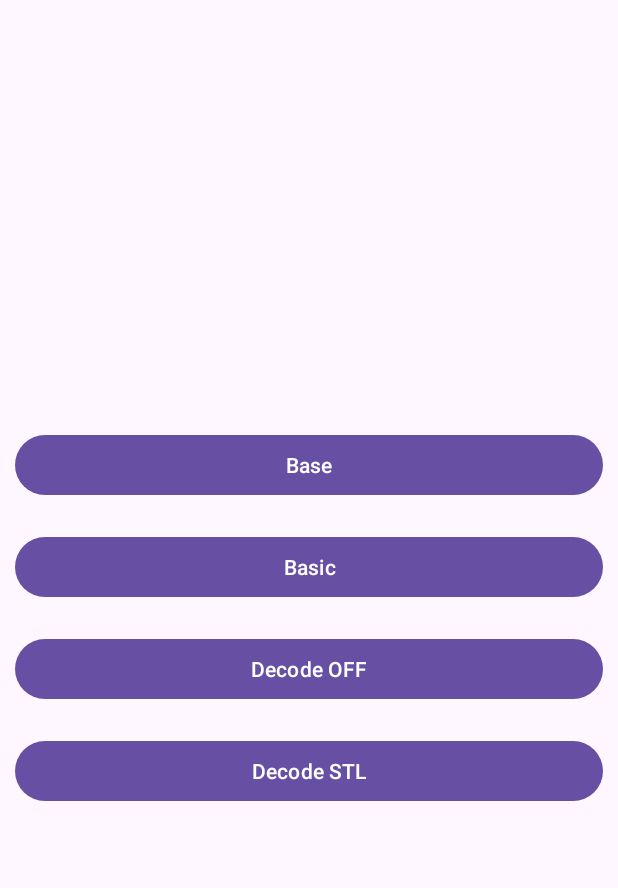
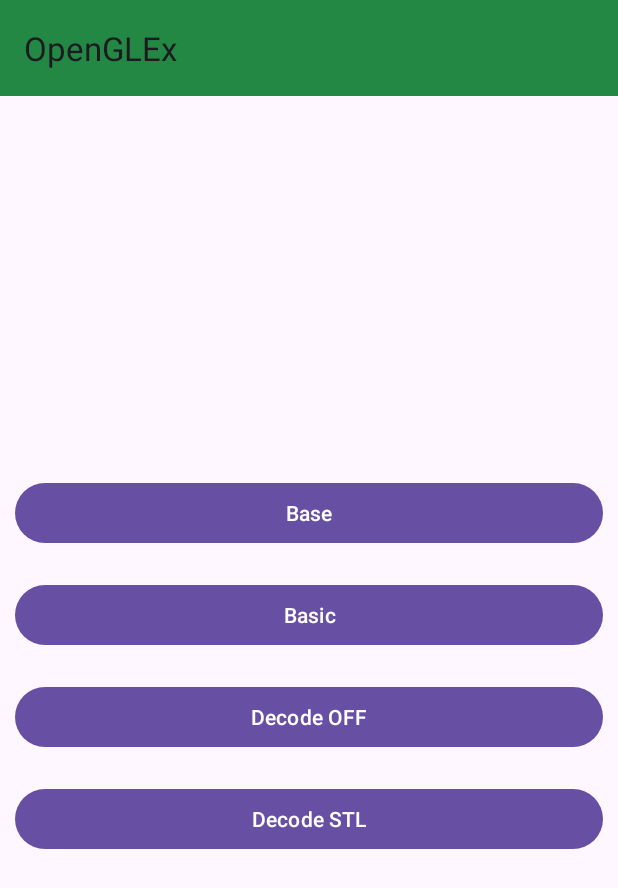
Before and after one commit to yeuchi/OpenGLEx, an Android app: the screen it shows after launch (MainActivity), on a phone screen of 412 x 824 dp. Shown: the top 888 px of the screen. Run offline under Robolectric (Android 15) with nearby library versions, the phone set to English and light mode, and no system bars; our stand-ins replace data binding.

```diff
--- a/app/build.gradle.kts
+++ b/app/build.gradle.kts
@@ -43,6 +43,13 @@ android {
 
 dependencies {
 
+    implementation(libs.androidx.lifecycle.runtime.ktx)
+    implementation("androidx.lifecycle:lifecycle-livedata-ktx:2.8.1")
+    implementation("androidx.lifecycle:lifecycle-viewmodel-ktx:2.2.0")
+    implementation("com.google.android.material:material:1.3.0-alpha02")
+    implementation("androidx.activity:activity-ktx:1.9.0")
+    implementation(libs.androidx.navigation.ui.ktx)
+
     implementation(libs.androidx.core.ktx)
     implementation(libs.androidx.appcompat)
     implementation(libs.material)
--- a/app/src/main/java/com/ctyeung/openglex/MainActivity.kt
+++ b/app/src/main/java/com/ctyeung/openglex/MainActivity.kt
@@ -7,13 +7,18 @@ import androidx.activity.enableEdgeToEdge
 import androidx.appcompat.app.AppCompatActivity
 import androidx.core.view.ViewCompat
 import androidx.core.view.WindowInsetsCompat
+import androidx.databinding.DataBindingUtil
 import com.ctyeung.openglex.base.BaseActivity
 import com.ctyeung.openglex.basic.BasicActivity
+import com.ctyeung.openglex.databinding.ActivityMainBinding
 
 class MainActivity : AppCompatActivity() {
+    private lateinit var binding: ActivityMainBinding
+
     override fun onCreate(savedInstanceState: Bundle?) {
         super.onCreate(savedInstanceState)
-        setContentView(R.layout.activity_main)
+        binding = DataBindingUtil.setContentView(this, R.layout.activity_main)
+        setSupportActionBar(binding.toolbar)
 
         findViewById<Button>(R.id.btn_basic)?.apply {
             setOnClickListener {
--- a/app/src/main/res/layout/activity_base.xml
+++ b/app/src/main/res/layout/activity_base.xml
@@ -13,6 +13,7 @@
             android:layout_width="match_parent"
             android:layout_height="wrap_content"
             android:fitsSystemWindows="true"
+            android:background="@color/green"
             app:layout_constraintTop_toTopOf="parent">
 
             <com.google.android.material.appbar.MaterialToolbar
--- a/app/src/main/res/layout/activity_basic.xml
+++ b/app/src/main/res/layout/activity_basic.xml
@@ -13,6 +13,7 @@
             android:layout_width="match_parent"
             android:layout_height="wrap_content"
             android:fitsSystemWindows="true"
+            android:background="@color/green"
             app:layout_constraintTop_toTopOf="parent">
 
             <com.google.android.material.appbar.MaterialToolbar
--- a/app/src/main/res/layout/activity_main.xml
+++ b/app/src/main/res/layout/activity_main.xml
@@ -1,13 +1,38 @@
 <?xml version="1.0" encoding="utf-8"?>
-<androidx.appcompat.widget.LinearLayoutCompat xmlns:android="http://schemas.android.com/apk/res/android"
+<layout xmlns:android="http://schemas.android.com/apk/res/android"
     xmlns:app="http://schemas.android.com/apk/res-auto"
-    xmlns:tools="http://schemas.android.com/tools"
+    xmlns:tools="http://schemas.android.com/tools">
+
+<androidx.constraintlayout.widget.ConstraintLayout
     android:layout_width="match_parent"
     android:layout_height="match_parent"
-    android:orientation="vertical"
-    android:layout_gravity="center"
-    android:gravity="center"
+    android:fitsSystemWindows="true"
     tools:context=".MainActivity">
+
+    <com.google.android.material.appbar.AppBarLayout
+        android:id="@+id/app_bar"
+        android:layout_width="match_parent"
+        android:layout_height="wrap_content"
+        android:background="@color/green"
+        app:layout_constraintTop_toTopOf="parent"
+        android:fitsSystemWindows="true">
+
+        <com.google.android.material.appbar.MaterialToolbar
+            android:id="@+id/toolbar"
+            app:title="@string/app_name"
+            android:layout_width="match_parent"
+            android:layout_height="?attr/actionBarSize" />
+
+    </com.google.android.material.appbar.AppBarLayout>
+
+    <LinearLayout
+        android:layout_width="match_parent"
+        android:layout_height="wrap_content"
+        android:orientation="vertical"
+        android:gravity="center"
+        app:layout_constraintTop_toBottomOf="@+id/app_bar"
+        app:layout_constraintBottom_toBottomOf="parent">
+
 
     <Button
         android:layout_width="match_parent"
@@ -36,5 +61,8 @@
         android:id="@+id/btn_stl"
         android:layout_margin="10dp"
         android:text="Decode STL"/>
+    </LinearLayout>
 
-</androidx.appcompat.widget.LinearLayoutCompat>
+
+</androidx.constraintlayout.widget.ConstraintLayout>
+</layout>
--- a/app/src/main/res/layout/activity_offactivity.xml
+++ b/app/src/main/res/layout/activity_offactivity.xml
@@ -13,6 +13,7 @@
             android:layout_width="match_parent"
             android:layout_height="wrap_content"
             android:fitsSystemWindows="true"
+            android:background="@color/green"
             app:layout_constraintTop_toTopOf="parent">
 
             <com.google.android.material.appbar.MaterialToolbar
--- a/app/src/main/res/layout/activity_stlactivity.xml
+++ b/app/src/main/res/layout/activity_stlactivity.xml
@@ -13,6 +13,7 @@
             android:id="@+id/app_bar"
             android:layout_width="match_parent"
             android:layout_height="wrap_content"
+            android:background="@color/green"
             android:fitsSystemWindows="true"
             app:layout_constraintTop_toTopOf="parent">
 
--- a/app/src/main/res/values/colors.xml
+++ b/app/src/main/res/values/colors.xml
@@ -2,4 +2,5 @@
 <resources>
     <color name="black">#FF000000</color>
     <color name="white">#FFFFFFFF</color>
+    <color name="green">#FF228844</color>
 </resources>
--- a/gradle/libs.versions.toml
+++ b/gradle/libs.versions.toml
@@ -9,6 +9,8 @@ appcompat = "1.7.0"
 material = "1.12.0"
 activity = "1.9.2"
 constraintlayout = "2.1.4"
+lifecycleRuntimeKtx = "2.6.1"
+navigationUiKtx = "2.7.7"
 
 [libraries]
 androidx-core-ktx = { group = "androidx.core", name = "core-ktx", version.ref = "coreKtx" }
@@ -19,6 +21,8 @@ androidx-appcompat = { group = "androidx.appcompat", name = "appcompat", version
 material = { group = "com.google.android.material", name = "material", version.ref = "material" }
 androidx-activity = { group = "androidx.activity", name = "activity", version.ref = "activity" }
 androidx-constraintlayout = { group = "androidx.constraintlayout", name = "constraintlayout", version.ref = "constraintlayout" }
+androidx-lifecycle-runtime-ktx = { group = "androidx.lifecycle", name = "lifecycle-runtime-ktx", version.ref = "lifecycleRuntimeKtx" }
+androidx-navigation-ui-ktx = { group = "androidx.navigation", name = "navigation-ui-ktx", version.ref = "navigationUiKtx" }
 
 [plugins]
 android-application = { id = "com.android.application", version.ref = "agp" }
```
